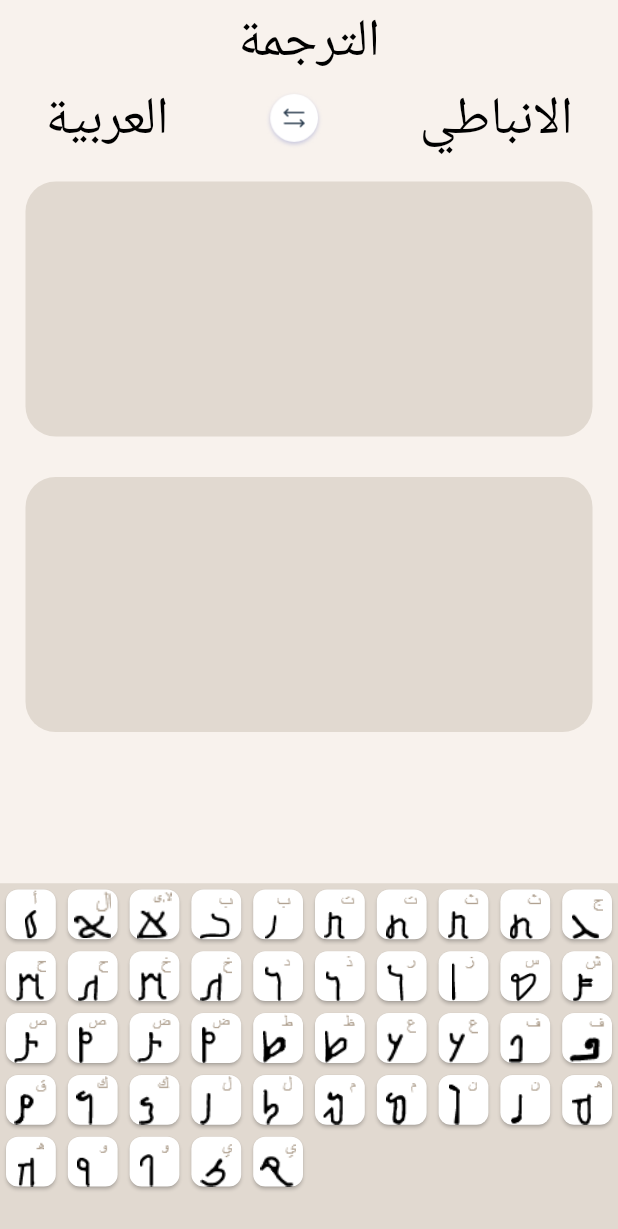
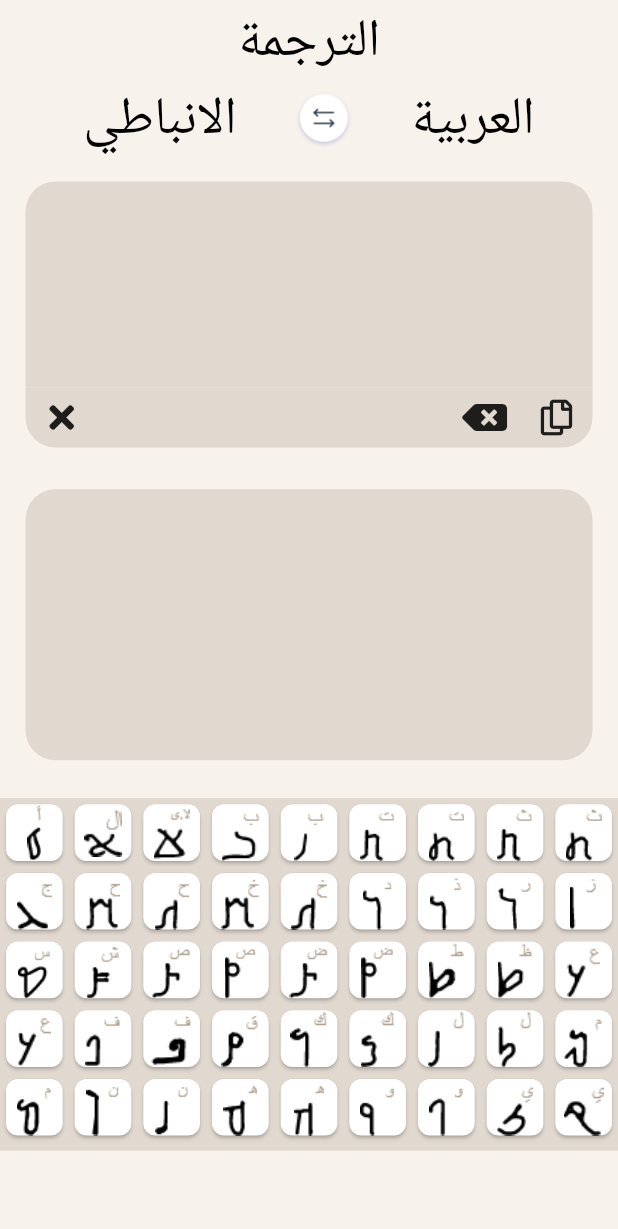
Before and after one commit to mualii/elanbatkingdom, a Flutter app: the screen it shows after launch, on a phone screen of 412 x 824 dp. Shown: the top 1229 px of the screen. Run offline on Flutter 3.47's test engine with Material 2 defaults, Android fonts, the phone set to English and light mode, and no system bars; our stand-ins replace flutter_screenutil, font_awesome_flutter.

Commit message:
Tzbetat APP

```diff
--- a/lib/homePage.dart
+++ b/lib/homePage.dart
@@ -2,6 +2,8 @@ import 'package:elanbatkingdom/conest.dart';
 import 'package:elanbatkingdom/screens_helper/Arabic_screen.dart';
 import 'package:elanbatkingdom/screens_helper/Enbaty_screen.dart';
 import 'package:flutter/material.dart';
+import 'package:flutter_screenutil/flutter_screenutil.dart';
+import 'package:font_awesome_flutter/font_awesome_flutter.dart';
 
 List listImageResult = [];
 
@@ -11,6 +13,8 @@ class HomePage extends StatefulWidget {
 }
 
 class _HomePageState extends State<HomePage> {
+  bool isArabic = false;
+
   onTaap(int i) {
     // anbatyList[0]["anbaty"];
     setState(() {
@@ -34,20 +38,61 @@ class _HomePageState extends State<HomePage> {
       backgroundColor: Color(0xffF8F2ED),
       body: Column(
         children: [
+          if (isArabic == false)
             Padding(
               padding: const EdgeInsets.symmetric(horizontal: 30),
               child: Row(
-              mainAxisAlignment: MainAxisAlignment.spaceBetween,
+                mainAxisAlignment: MainAxisAlignment.center,
+                children: [
+                  Text(
+                    "الانباطي",
+                    style: TextStyle(fontSize: 35, color: Colors.black),
+                  ),
+                  SizedBox(width: 100.w),
+                  InkWell(
+                    onTap: () {
+                      setState(() {
+                        isArabic = true;
+                      });
+                    },
+                    child: SizedBox(
+                      child: Image.asset('assets/images/Group 2.png'),
+                      width: 40,
+                      height: 40,
+                    ),
+                  ),
+                  SizedBox(width: 100.w),
+                  Text(
+                    "العربية",
+                    style: TextStyle(fontSize: 35, color: Colors.black),
+                  ),
+                ],
+              ),
+            ),
+          if (isArabic == true)
+            Padding(
+              padding: const EdgeInsets.symmetric(horizontal: 30),
+              child: Row(
+                mainAxisAlignment: MainAxisAlignment.center,
                 children: [
                   Text(
                     "العربية",
                     style: TextStyle(fontSize: 35, color: Colors.black),
                   ),
-                SizedBox(
+                  SizedBox(width: 100.w),
+                  InkWell(
+                    onTap: () {
+                      setState(() {
+                        isArabic = false;
+                      });
+                    },
+                    child: SizedBox(
                       child: Image.asset('assets/images/Group 2.png'),
                       width: 40,
                       height: 40,
                     ),
+                  ),
+                  SizedBox(width: 100.w),
                   Text(
                     "الانباطي",
                     style: TextStyle(fontSize: 35, color: Colors.black),
@@ -57,25 +102,69 @@ class _HomePageState extends State<HomePage> {
             ),
           Padding(
             padding: const EdgeInsets.all(17.0),
-            child: EnbatyScreen(
+            child: Column(
+              children: [
+                EnbatyScreen(
                   model: listImageResult,
                 ),
+                Container(
+                  decoration: BoxDecoration(
+                    borderRadius: BorderRadius.only(
+                        bottomRight: Radius.circular(20),
+                        bottomLeft: Radius.circular(20)),
+                    color: Color(0xffE1D9D0),
                   ),
-          SizedBox(height: 10),
+                  height: 40,
+                  width: double.infinity,
+                  child: Row(
+                    mainAxisAlignment: MainAxisAlignment.end,
+                    children: [
+                      IconButton(
+                        onPressed: () {
+                          setState(() {
+                            listImageResult.clear();
+                            print("close");
+                            print(listImageResult.length);
+                          });
+                        },
+                        icon: FaIcon(FontAwesomeIcons.times),
+                      ),
+                      Spacer(),
+                      IconButton(
+                          onPressed: () {
+                            setState(() {
+                              listImageResult.removeLast();
+                              print("delete");
+                              print(listImageResult.length);
+                            });
+                          },
+                          icon: FaIcon(FontAwesomeIcons.backspace)),
+                      IconButton(
+                          onPressed: () {
+                            print("screen shot");
+                          },
+                          icon: FaIcon(FontAwesomeIcons.copy)),
+                    ],
+                  ),
+                ),
+              ],
+            ),
+          ),
+          SizedBox(height: 30.h),
           Padding(
             padding: const EdgeInsets.symmetric(horizontal: 17),
             child: ArabicScreen(
               model: listImageResult,
             ),
           ),
-          Spacer(),
+          SizedBox(height: 70.h),
           Container(
-            height: 235,
+            height: 650.h,
             color: Color(0xffE1D9D0),
             child: GridView.extent(
               physics: PageScrollPhysics(),
               // physics: NeverScrollableScrollPhysics(),
-              maxCrossAxisExtent: 45,
+              maxCrossAxisExtent: 130.h,
               children: new List<Widget>.generate(anbatyList.length, (index) {
                 return new GridTile(
                   child: InkWell(
--- a/lib/main.dart
+++ b/lib/main.dart
@@ -1,5 +1,6 @@
 import 'package:elanbatkingdom/homePage.dart';
 import 'package:flutter/material.dart';
+import 'package:flutter_screenutil/flutter_screenutil.dart';
 
 void main() {
   runApp(MyApp());
@@ -9,12 +10,15 @@ class MyApp extends StatelessWidget {
   // This widget is the root of your application.
   @override
   Widget build(BuildContext context) {
-    return MaterialApp(
-      title: 'Flutter Demo',
-      theme: ThemeData(
-        primarySwatch: Colors.blue,
+    return ScreenUtilInit(
+      designSize: Size(1080, 2280),
+      builder: () => MaterialApp(
+        title: 'Flutter Demo',
+        theme: ThemeData(
+          primarySwatch: Colors.blue,
+        ),
+        home: Scaffold(body: HomePage()),
       ),
-      home: Scaffold(body: HomePage()),
     );
   }
 }
--- a/lib/screens_helper/Arabic_screen.dart
+++ b/lib/screens_helper/Arabic_screen.dart
@@ -1,4 +1,5 @@
 import 'package:flutter/material.dart';
+import 'package:flutter_screenutil/flutter_screenutil.dart';
 
 class ArabicScreen extends StatelessWidget {
   List model;
@@ -11,30 +12,18 @@ class ArabicScreen extends StatelessWidget {
         borderRadius: BorderRadius.circular(20),
         color: Color(0xffE1D9D0),
       ),
-      height: 170,
+      height: 500.h,
       width: double.infinity,
       child: Directionality(
         textDirection: TextDirection.rtl,
         child: GridView.extent(
           physics: PageScrollPhysics(),
-          // physics: NeverScrollableScrollPhysics(),
-          maxCrossAxisExtent: 60,
+          maxCrossAxisExtent: 130.h,
           children: new List<Widget>.generate(model.length, (index) {
             return new GridTile(
-              child: Container(
-                  color: Color(0xffE1D9D0),
-                  width: 20,
-                  height: 20,
-                  child: Card(
-                    shape: RoundedRectangleBorder(
-                      borderRadius: BorderRadius.circular(8.0),
-                    ),
-                    color: Color(0xffFFFFFF),
-                    child: Center(child: Text(model[index]["arabic"])
-                        // new Text(anbatChak[index]),
-                        ),
-                  )),
-            );
+                child: Center(child: Text(model[index]["arabic"]))
+                // new Text(anbatChak[index]),
+                );
           }),
         ),
       ),
--- a/lib/screens_helper/Enbaty_screen.dart
+++ b/lib/screens_helper/Enbaty_screen.dart
@@ -1,4 +1,5 @@
 import 'package:flutter/material.dart';
+import 'package:flutter_screenutil/flutter_screenutil.dart';
 
 class EnbatyScreen extends StatelessWidget {
   List model;
@@ -8,17 +9,18 @@ class EnbatyScreen extends StatelessWidget {
   Widget build(BuildContext context) {
     return Container(
       decoration: BoxDecoration(
-        borderRadius: BorderRadius.circular(20),
+        borderRadius: BorderRadius.only(
+            topLeft: Radius.circular(20), topRight: Radius.circular(20)),
         color: Color(0xffE1D9D0),
       ),
-      height: 170,
+      height: 380.h,
       width: double.infinity,
       child: Directionality(
         textDirection: TextDirection.rtl,
         child: GridView.extent(
           physics: PageScrollPhysics(),
           // physics: NeverScrollableScrollPhysics(),
-          maxCrossAxisExtent: 60,
+          maxCrossAxisExtent: 130.h,
           children: new List<Widget>.generate(model.length, (index) {
             return new GridTile(
               child: Container(
@@ -44,3 +46,11 @@ class EnbatyScreen extends StatelessWidget {
     );
   }
 }
+// Container(
+//   height: 30,
+//   child: Row(
+//     children: [
+//       IconButton(onPressed: () {}, icon: FaIcon(Icons.copy))
+//     ],
+//   ),
+// )
--- a/pubspec.yaml
+++ b/pubspec.yaml
@@ -28,7 +28,9 @@ dependencies:
   # The following adds the Cupertino Icons font to your application.
   # Use with the CupertinoIcons class for iOS style icons.
   cupertino_icons: ^1.0.2
-  keyboard_actions: ^3.4.3
+  flutter_screenutil: ^5.0.0+2
+
+  font_awesome_flutter: ^9.1.0
 
 dev_dependencies:
   flutter_test:
```
Also changed, not shown: pubspec.lock. Lines whose indentation alone changed are shown as unchanged.
